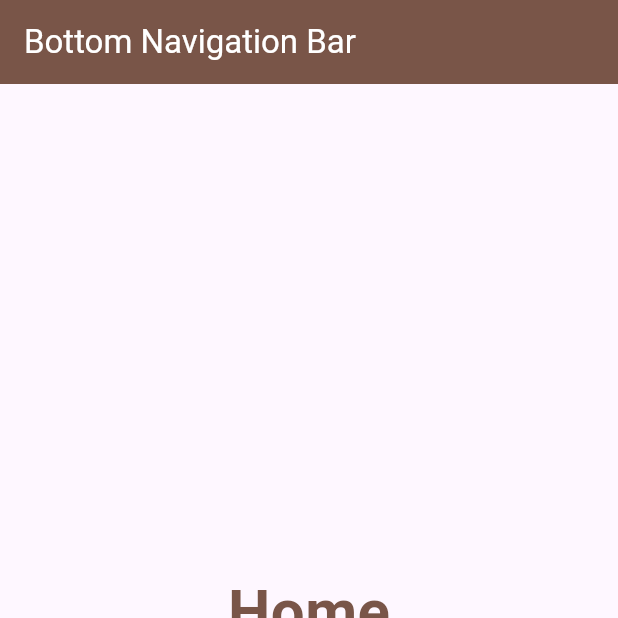
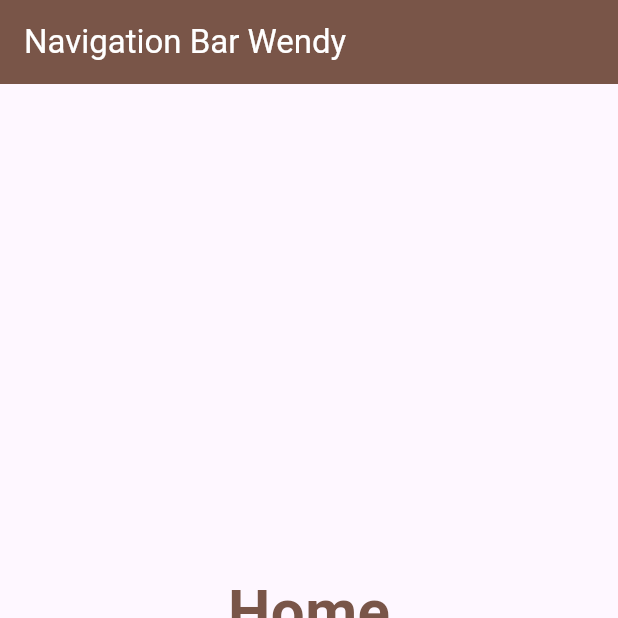
Before and after one commit to ywden/TMA3084_G02_106693_Lab05_Lesson07, a Flutter app: the screen it shows after launch, on a phone screen of 412 x 824 dp, the top half of it. Run offline on Flutter 3.47's test engine with Material 3 defaults, Android fonts, the phone set to English and light mode, and no system bars.

Commit message:
Update appBar title to create conflict

```diff
--- a/bottom_navigation_bar_lab/lib/main.dart
+++ b/bottom_navigation_bar_lab/lib/main.dart
@@ -41,7 +41,7 @@ class _BottomNavLabState extends State<BottomNavLab> {
   Widget build(BuildContext context) {
     return Scaffold(
       appBar: AppBar(
-        title: const Text('Bottom Navigation Bar'),
+        title: const Text('Navigation Bar Wendy'),
         backgroundColor: Colors.brown,
         foregroundColor: Colors.white,
       ),
```
